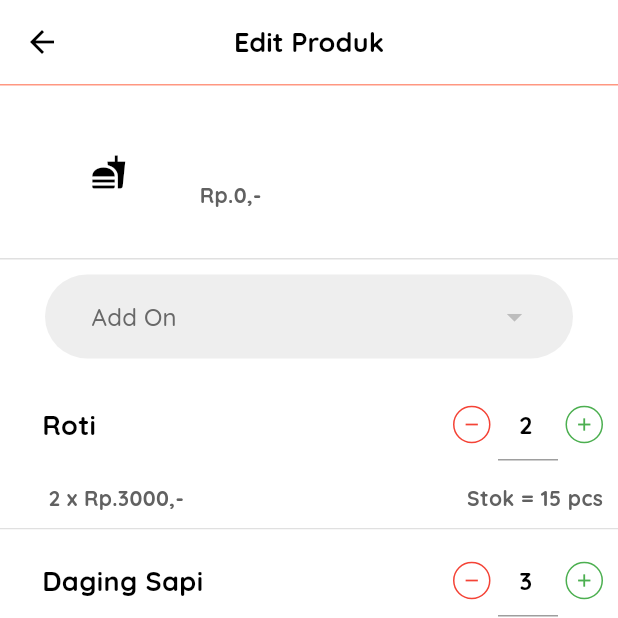
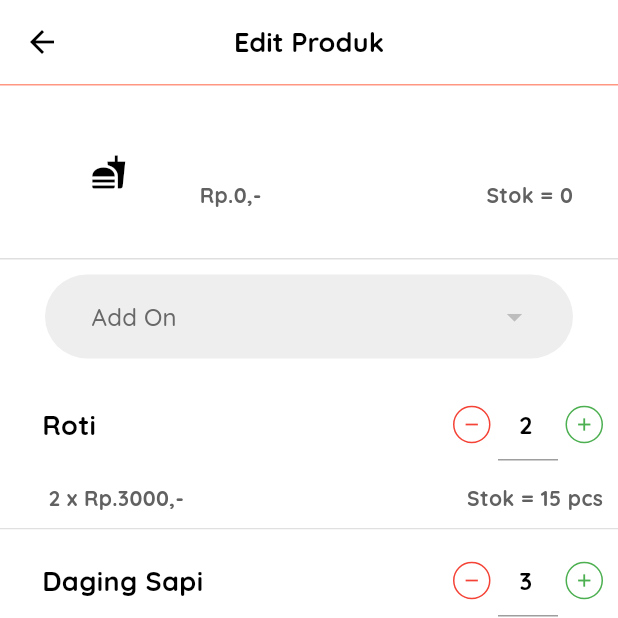
Before and after one commit to netgen-inovasi-digital/payoo_frontend, a Flutter app: the EditTransaksiProduk screen opened directly with empty values, on a phone screen of 412 x 824 dp, the top half of it. Run offline on Flutter 3.47's test engine with Material 3 defaults, Android fonts, the phone set to English and light mode, and no system bars; our stand-ins replace dio, flutter_screenutil, flutter_svg, font_awesome_flutter, get, get_storage and 4 more; missing offline and left inert: print_bluetooth_thermal; accounts and stored records are empty; network calls fail.

Commit message:
feat(product_card): add stock display to ProductCard widget

```diff
--- a/lib/app/components/product_card.dart
+++ b/lib/app/components/product_card.dart
@@ -1,9 +1,6 @@
 // app/modules/data_produk/views/widgets/product_card.dart
-import 'dart:math';
-
 import 'package:flutter/material.dart';
 import 'package:payoo/app/components/custom_product_image.dart';
-import 'package:payoo/config/theme/light_theme.dart';
 import '../data/models/produk_model.dart';
 
 class ProductCard extends StatelessWidget {
@@ -73,7 +70,14 @@ class ProductCard extends StatelessWidget {
                           ),
                         ),
                       ),
-
+                      Text(
+                        "Stok = ${produk.stock}",
+                        style: TextStyle(
+                          color: Colors.grey.shade700,
+                          fontWeight: FontWeight.w700,
+                          fontSize: 14,
+                        ),
+                      ),
                     ],
                   ),
                 ],
```
